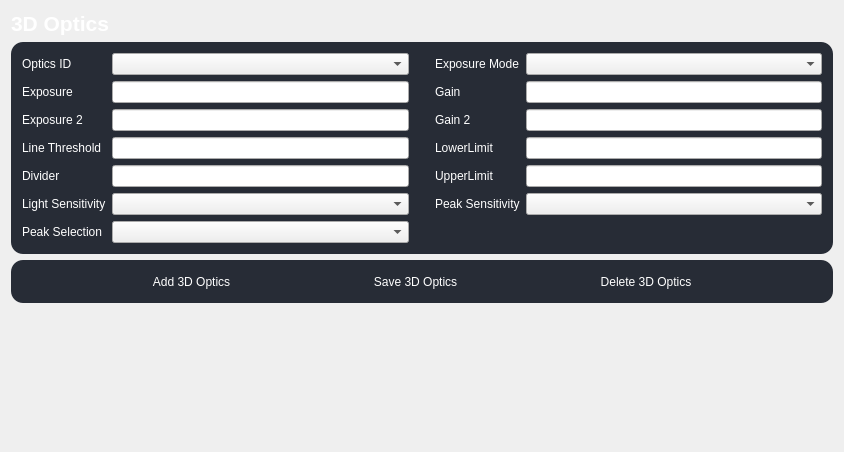
AtlasJ/Pogo, file VisionApp/3DOpticsTab.ui: the form before one commit.
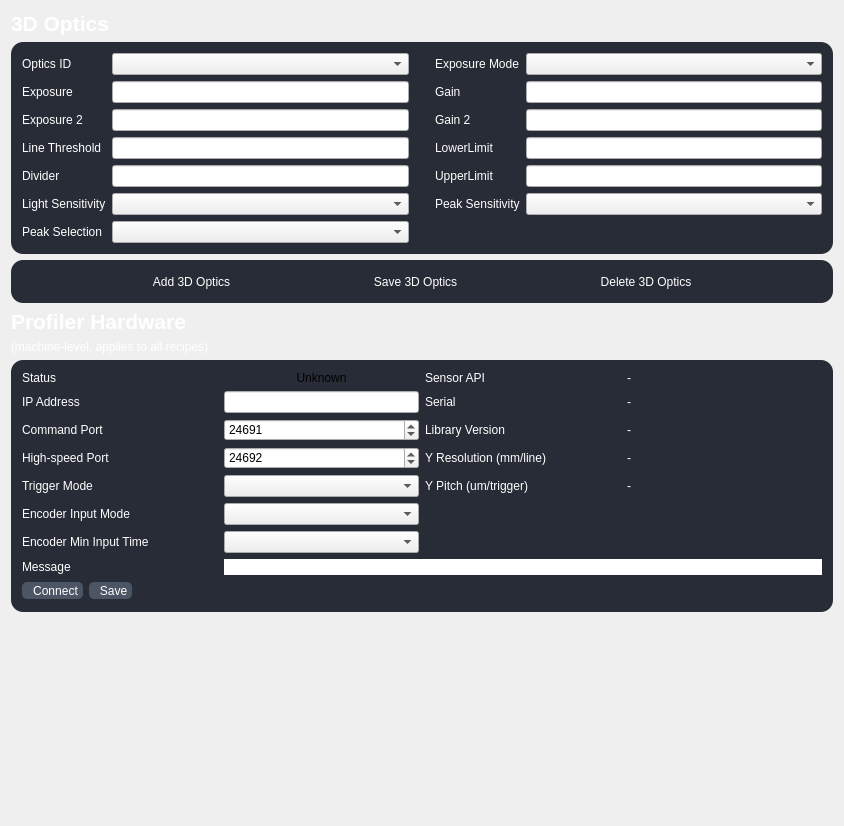
The form after the commit. Icons and pictures are not drawn.

Commit message: 3D Optics: add machine-level Profiler Hardware section for IP, ports, trigger and encoder

```diff
--- a/VisionApp/3DOpticsTab.ui
+++ b/VisionApp/3DOpticsTab.ui
@@ -7,7 +7,7 @@
     <x>0</x>
     <y>0</y>
     <width>844</width>
-    <height>452</height>
+    <height>826</height>
    </rect>
   </property>
   <property name="windowTitle">
@@ -24,6 +24,11 @@
 	border-radius: 12px;
 }
 
+QFrame#frame_profilerHw{
+	background-color: rgb(39, 44, 54);
+	border-radius: 12px;
+}
+
 QToolButton {
   background-color: transparent;
   color: #F0F0F0;
@@ -66,6 +71,155 @@
   </property>
   <layout class="QGridLayout" name="gridLayout">
    <item row="3" column="0">
+    <widget class="QLabel" name="label_capProfTitle">
+     <property name="font">
+      <font>
+       <pointsize>16</pointsize>
+       <weight>75</weight>
+       <bold>true</bold>
+      </font>
+     </property>
+     <property name="styleSheet">
+      <string notr="true">color:white;
+background-color: transparent</string>
+     </property>
+     <property name="text">
+      <string>Profiler Hardware</string>
+     </property>
+    </widget>
+   </item>
+   <item row="2" column="0">
+    <widget class="QFrame" name="frame_storedUnits">
+     <property name="styleSheet">
+      <string notr="true">color:white</string>
+     </property>
+     <property name="frameShape">
+      <enum>QFrame::StyledPanel</enum>
+     </property>
+     <property name="frameShadow">
+      <enum>QFrame::Raised</enum>
+     </property>
+     <layout class="QHBoxLayout" name="horizontalLayout_3">
+      <item>
+       <layout class="QHBoxLayout" name="horizontalLayout_2">
+        <item>
+         <spacer name="horizontalSpacer_4">
+          <property name="orientation">
+           <enum>Qt::Horizontal</enum>
+          </property>
+          <property name="sizeHint" stdset="0">
+           <size>
+            <width>40</width>
+            <height>20</height>
+           </size>
+          </property>
+         </spacer>
+        </item>
+        <item>
+         <widget class="QToolButton" name="toolButton_add3DOptics">
+          <property name="text">
+           <string>Add 3D Optics</string>
+          </property>
+          <property name="icon">
+           <iconset resource="VisionApp.qrc">
+            <normaloff>:/24x24/Icon/24x24/cil-medical-cross.png</normaloff>:/24x24/Icon/24x24/cil-medical-cross.png</iconset>
+          </property>
+          <property name="iconSize">
+           <size>
+            <width>32</width>
+            <height>32</height>
+           </size>
+          </property>
+          <property name="toolButtonStyle">
+           <enum>Qt::ToolButtonTextBesideIcon</enum>
+          </property>
+         </widget>
+        </item>
+        <item>
+         <spacer name="horizontalSpacer_2">
+          <property name="orientation">
+           <enum>Qt::Horizontal</enum>
+          </property>
+          <property name="sizeHint" stdset="0">
+           <size>
+            <width>40</width>
+            <height>20</height>
+           </size>
+          </property>
+         </spacer>
+        </item>
+        <item>
+         <widget class="QToolButton" name="toolButton_save3DOptics">
+          <property name="text">
+           <string>Save 3D Optics</string>
+          </property>
+          <property name="icon">
+           <iconset resource="VisionApp.qrc">
+            <normaloff>:/24x24/Icon/24x24/cil-save.png</normaloff>:/24x24/Icon/24x24/cil-save.png</iconset>
+          </property>
+          <property name="iconSize">
+           <size>
+            <width>32</width>
+            <height>32</height>
+           </size>
+          </property>
+          <property name="toolButtonStyle">
+           <enum>Qt::ToolButtonTextBesideIcon</enum>
+          </property>
+         </widget>
+        </item>
+        <item>
+         <spacer name="horizontalSpacer_3">
+          <property name="orientation">
+           <enum>Qt::Horizontal</enum>
+          </property>
+          <property name="sizeHint" stdset="0">
+           <size>
+            <width>40</width>
+            <height>20</height>
+           </size>
+          </property>
+         </spacer>
+        </item>
+        <item>
+         <widget class="QToolButton" name="toolButton_del3DOptics">
+          <property name="text">
+           <string>Delete 3D Optics</string>
+          </property>
+          <property name="icon">
+           <iconset resource="VisionApp.qrc">
+            <normaloff>:/24x24/Icon/24x24/cil-x-circle.png</normaloff>:/24x24/Icon/24x24/cil-x-circle.png</iconset>
+          </property>
+          <property name="iconSize">
+           <size>
+            <width>32</width>
+            <height>32</height>
+           </size>
+          </property>
+          <property name="toolButtonStyle">
+           <enum>Qt::ToolButtonTextBesideIcon</enum>
+          </property>
+         </widget>
+        </item>
+        <item>
+         <spacer name="horizontalSpacer_5">
+          <property name="orientation">
+           <enum>Qt::Horizontal</enum>
+          </property>
+          <property name="sizeHint" stdset="0">
+           <size>
+            <width>40</width>
+            <height>20</height>
+           </size>
+          </property>
+         </spacer>
+        </item>
+       </layout>
+      </item>
+     </layout>
+    </widget>
+   </item>
+   <item row="6" column="0">
     <spacer name="verticalSpacer">
      <property name="orientation">
       <enum>Qt::Vertical</enum>
@@ -426,41 +580,173 @@
      </layout>
     </widget>
    </item>
-   <item row="2" column="0">
-    <widget class="QFrame" name="frame_storedUnits">
-     <property name="styleSheet">
-      <string notr="true">color:white</string>
-     </property>
+   <item row="5" column="0">
+    <widget class="QFrame" name="frame_profilerHw">
      <property name="frameShape">
       <enum>QFrame::StyledPanel</enum>
      </property>
      <property name="frameShadow">
       <enum>QFrame::Raised</enum>
      </property>
-     <layout class="QHBoxLayout" name="horizontalLayout_3">
-      <item>
-       <layout class="QHBoxLayout" name="horizontalLayout_2">
+     <layout class="QGridLayout" name="gridLayout_profilerHw">
+      <item row="6" column="0">
+       <widget class="QLabel" name="label_capProfEncoder">
+        <property name="styleSheet">
+         <string notr="true">color:white</string>
+        </property>
+        <property name="text">
+         <string>Encoder Input Mode</string>
+        </property>
+       </widget>
+      </item>
+      <item row="4" column="3">
+       <widget class="QLabel" name="label_profYRes">
+        <property name="styleSheet">
+         <string notr="true">color:white</string>
+        </property>
+        <property name="text">
+         <string>-</string>
+        </property>
+       </widget>
+      </item>
+      <item row="5" column="0">
+       <widget class="QLabel" name="label_capProfTrigger">
+        <property name="styleSheet">
+         <string notr="true">color:white</string>
+        </property>
+        <property name="text">
+         <string>Trigger Mode</string>
+        </property>
+       </widget>
+      </item>
+      <item row="3" column="2">
+       <widget class="QLabel" name="label_capProfFirmware">
+        <property name="styleSheet">
+         <string notr="true">color:white</string>
+        </property>
+        <property name="text">
+         <string>Library Version</string>
+        </property>
+       </widget>
+      </item>
+      <item row="4" column="2">
+       <widget class="QLabel" name="label_capProfYRes">
+        <property name="styleSheet">
+         <string notr="true">color:white</string>
+        </property>
+        <property name="text">
+         <string>Y Resolution (mm/line)</string>
+        </property>
+       </widget>
+      </item>
+      <item row="5" column="2">
+       <widget class="QLabel" name="label_capProfYPitch">
+        <property name="styleSheet">
+         <string notr="true">color:white</string>
+        </property>
+        <property name="text">
+         <string>Y Pitch (um/trigger)</string>
+        </property>
+       </widget>
+      </item>
+      <item row="6" column="1">
+       <widget class="QComboBox" name="comboBox_profEncoderMode"/>
+      </item>
+      <item row="3" column="1">
+       <widget class="QSpinBox" name="spinBox_profCmdPort">
+        <property name="minimum">
+         <number>1024</number>
+        </property>
+        <property name="maximum">
+         <number>65535</number>
+        </property>
+        <property name="value">
+         <number>24691</number>
+        </property>
+       </widget>
+      </item>
+      <item row="5" column="3">
+       <widget class="QLabel" name="label_profYPitch">
+        <property name="styleSheet">
+         <string notr="true">color:white</string>
+        </property>
+        <property name="text">
+         <string>-</string>
+        </property>
+       </widget>
+      </item>
+      <item row="5" column="1">
+       <widget class="QComboBox" name="comboBox_profTriggerMode"/>
+      </item>
+      <item row="7" column="0">
+       <widget class="QLabel" name="label_capProfMinTime">
+        <property name="styleSheet">
+         <string notr="true">color:white</string>
+        </property>
+        <property name="text">
+         <string>Encoder Min Input Time</string>
+        </property>
+       </widget>
+      </item>
+      <item row="7" column="1">
+       <widget class="QComboBox" name="comboBox_profEncoderMinTime"/>
+      </item>
+      <item row="3" column="0">
+       <widget class="QLabel" name="label_capProfCmdPort">
+        <property name="styleSheet">
+         <string notr="true">color:white</string>
+        </property>
+        <property name="text">
+         <string>Command Port</string>
+        </property>
+       </widget>
+      </item>
+      <item row="4" column="1">
+       <widget class="QSpinBox" name="spinBox_profHsPort">
+        <property name="minimum">
+         <number>1024</number>
+        </property>
+        <property name="maximum">
+         <number>65535</number>
+        </property>
+        <property name="value">
+         <number>24692</number>
+        </property>
+       </widget>
+      </item>
+      <item row="3" column="3">
+       <widget class="QLabel" name="label_profFirmware">
+        <property name="styleSheet">
+         <string notr="true">color:white</string>
+        </property>
+        <property name="text">
+         <string>-</string>
+        </property>
+       </widget>
+      </item>
+      <item row="4" column="0">
+       <widget class="QLabel" name="label_capProfHsPort">
+        <property name="styleSheet">
+         <string notr="true">color:white</string>
+        </property>
+        <property name="text">
+         <string>High-speed Port</string>
+        </property>
+       </widget>
+      </item>
+      <item row="9" column="0" colspan="4">
+       <layout class="QHBoxLayout" name="horizontalLayout">
         <item>
-         <spacer name="horizontalSpacer_4">
-          <property name="orientation">
-           <enum>Qt::Horizontal</enum>
+         <widget class="QToolButton" name="toolButton_profConnect">
+          <property name="styleSheet">
+           <string notr="true">background-color: #4b5563; color: white; border-radius: 5px; padding: 0px 0px 0px 6px;</string>
           </property>
-          <property name="sizeHint" stdset="0">
-           <size>
-            <width>40</width>
-            <height>20</height>
-           </size>
-          </property>
-         </spacer>
-        </item>
-        <item>
-         <widget class="QToolButton" name="toolButton_add3DOptics">
           <property name="text">
-           <string>Add 3D Optics</string>
+           <string>Connect</string>
           </property>
           <property name="icon">
            <iconset resource="VisionApp.qrc">
-            <normaloff>:/24x24/Icon/24x24/cil-medical-cross.png</normaloff>:/24x24/Icon/24x24/cil-medical-cross.png</iconset>
+            <normaloff>:/24x24/Icon/24x24/cil-loop-circular.png</normaloff>:/24x24/Icon/24x24/cil-loop-circular.png</iconset>
           </property>
           <property name="iconSize">
            <size>
@@ -474,22 +760,12 @@
          </widget>
         </item>
         <item>
-         <spacer name="horizontalSpacer_2">
-          <property name="orientation">
-           <enum>Qt::Horizontal</enum>
+         <widget class="QToolButton" name="toolButton_profSave">
+          <property name="styleSheet">
+           <string notr="true">background-color: #4b5563; color: white; border-radius: 5px; padding: 0px 0px 0px 6px;</string>
           </property>
-          <property name="sizeHint" stdset="0">
-           <size>
-            <width>40</width>
-            <height>20</height>
-           </size>
-          </property>
-         </spacer>
-        </item>
-        <item>
-         <widget class="QToolButton" name="toolButton_save3DOptics">
           <property name="text">
-           <string>Save 3D Optics</string>
+           <string>Save</string>
           </property>
           <property name="icon">
            <iconset resource="VisionApp.qrc">
@@ -507,40 +783,7 @@
          </widget>
         </item>
         <item>
-         <spacer name="horizontalSpacer_3">
-          <property name="orientation">
-           <enum>Qt::Horizontal</enum>
-          </property>
-          <property name="sizeHint" stdset="0">
-           <size>
-            <width>40</width>
-            <height>20</height>
-           </size>
-          </property>
-         </spacer>
-        </item>
-        <item>
-         <widget class="QToolButton" name="toolButton_del3DOptics">
-          <property name="text">
-           <string>Delete 3D Optics</string>
-          </property>
-          <property name="icon">
-           <iconset resource="VisionApp.qrc">
-            <normaloff>:/24x24/Icon/24x24/cil-x-circle.png</normaloff>:/24x24/Icon/24x24/cil-x-circle.png</iconset>
-          </property>
-          <property name="iconSize">
-           <size>
-            <width>32</width>
-            <height>32</height>
-           </size>
-          </property>
-          <property name="toolButtonStyle">
-           <enum>Qt::ToolButtonTextBesideIcon</enum>
-          </property>
-         </widget>
-        </item>
-        <item>
-         <spacer name="horizontalSpacer_5">
+         <spacer name="horizontalSpacer_7">
           <property name="orientation">
            <enum>Qt::Horizontal</enum>
           </property>
@@ -554,9 +797,135 @@
         </item>
        </layout>
       </item>
+      <item row="1" column="0">
+       <widget class="QLabel" name="label_capProfStatus">
+        <property name="styleSheet">
+         <string notr="true">color:white</string>
+        </property>
+        <property name="text">
+         <string>Status</string>
+        </property>
+       </widget>
+      </item>
+      <item row="1" column="2">
+       <widget class="QLabel" name="label_capProfApi">
+        <property name="styleSheet">
+         <string notr="true">color:white</string>
+        </property>
+        <property name="text">
+         <string>Sensor API</string>
+        </property>
+       </widget>
+      </item>
+      <item row="1" column="3">
+       <widget class="QLabel" name="label_profApi">
+        <property name="styleSheet">
+         <string notr="true">color:white</string>
+        </property>
+        <property name="text">
+         <string>-</string>
+        </property>
+       </widget>
+      </item>
+      <item row="2" column="1">
+       <widget class="QLineEdit" name="lineEdit_profIP">
+        <property name="sizePolicy">
+         <sizepolicy hsizetype="Preferred" vsizetype="Fixed">
+          <horstretch>0</horstretch>
+          <verstretch>0</verstretch>
+         </sizepolicy>
+        </property>
+       </widget>
+      </item>
+      <item row="2" column="2">
+       <widget class="QLabel" name="label_capProfSerial">
+        <property name="styleSheet">
+         <string notr="true">color:white</string>
+        </property>
+        <property name="text">
+         <string>Serial</string>
+        </property>
+       </widget>
+      </item>
+      <item row="2" column="0">
+       <widget class="QLabel" name="label_capProfIP">
+        <property name="styleSheet">
+         <string notr="true">color:white</string>
+        </property>
+        <property name="text">
+         <string>IP Address</string>
+        </property>
+       </widget>
+      </item>
+      <item row="2" column="3">
+       <widget class="QLabel" name="label_profSerial">
+        <property name="styleSheet">
+         <string notr="true">color:white</string>
+        </property>
+        <property name="text">
+         <string>-</string>
+        </property>
+       </widget>
+      </item>
+      <item row="1" column="1">
+       <widget class="QLabel" name="label_profStatus">
+        <property name="minimumSize">
+         <size>
+          <width>110</width>
+          <height>0</height>
+         </size>
+        </property>
+        <property name="text">
+         <string>Unknown</string>
+        </property>
+        <property name="alignment">
+         <set>Qt::AlignCenter</set>
+        </property>
+       </widget>
+      </item>
+      <item row="8" column="0">
+       <widget class="QLabel" name="label_message">
+        <property name="styleSheet">
+         <string notr="true">color:white</string>
+        </property>
+        <property name="text">
+         <string>Message</string>
+        </property>
+       </widget>
+      </item>
+      <item row="8" column="1" colspan="3">
+       <widget class="QLineEdit" name="lineEdit_profMessage">
+        <property name="sizePolicy">
+         <sizepolicy hsizetype="Preferred" vsizetype="Fixed">
+          <horstretch>0</horstretch>
+          <verstretch>0</verstretch>
+         </sizepolicy>
+        </property>
+        <property name="styleSheet">
+         <string notr="true"/>
+        </property>
+        <property name="frame">
+         <bool>false</bool>
+        </property>
+        <property name="readOnly">
+         <bool>true</bool>
+        </property>
+       </widget>
+      </item>
      </layout>
     </widget>
    </item>
+   <item row="4" column="0">
+    <widget class="QLabel" name="label_capProfSubTitle">
+     <property name="styleSheet">
+      <string notr="true">color:white;
+background-color: transparent</string>
+     </property>
+     <property name="text">
+      <string>(machine-level, applies to all recipes)</string>
+     </property>
+    </widget>
+   </item>
   </layout>
  </widget>
  <layoutdefault spacing="6" margin="11"/>
```
Left out of the diff: 10 changed lines with no effect on the pictures. The commit also changes 2 other files.
